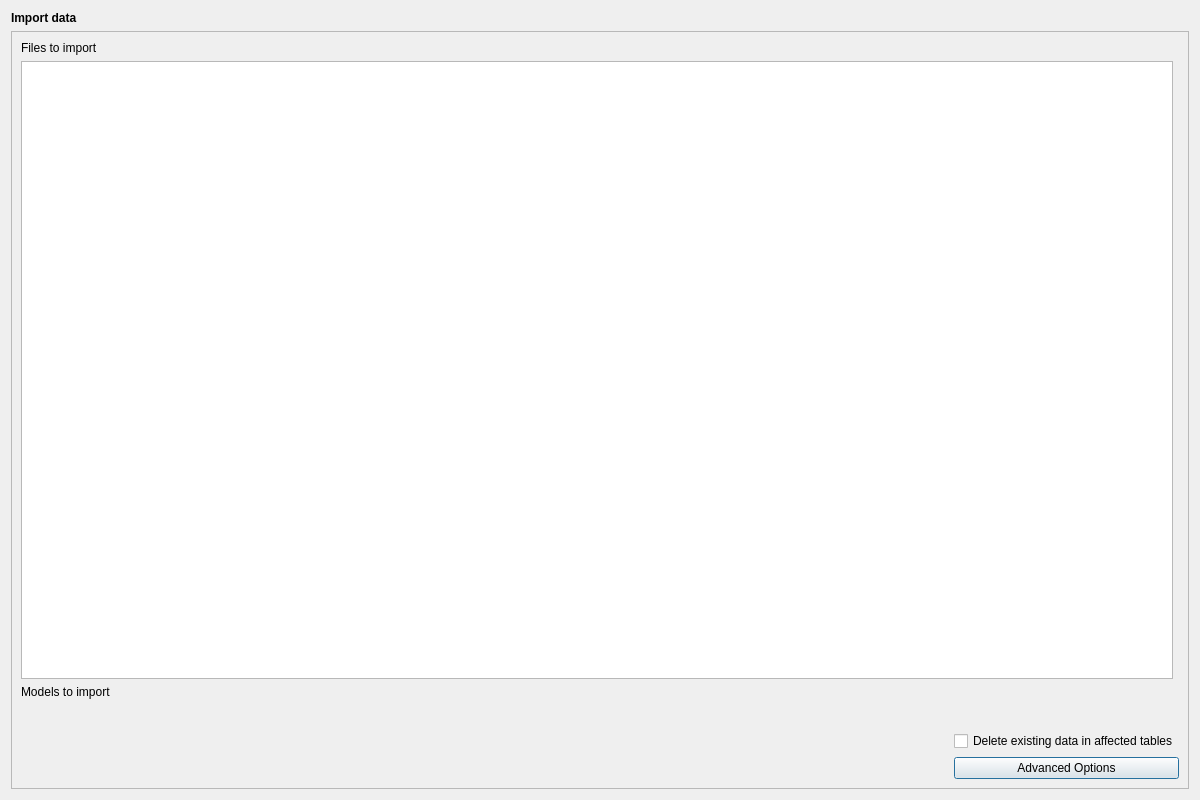
First picture: the form in QgisModelBaker/ui/import_data_configuration.ui, repository opengisch/QgisModelBaker, before the edit.
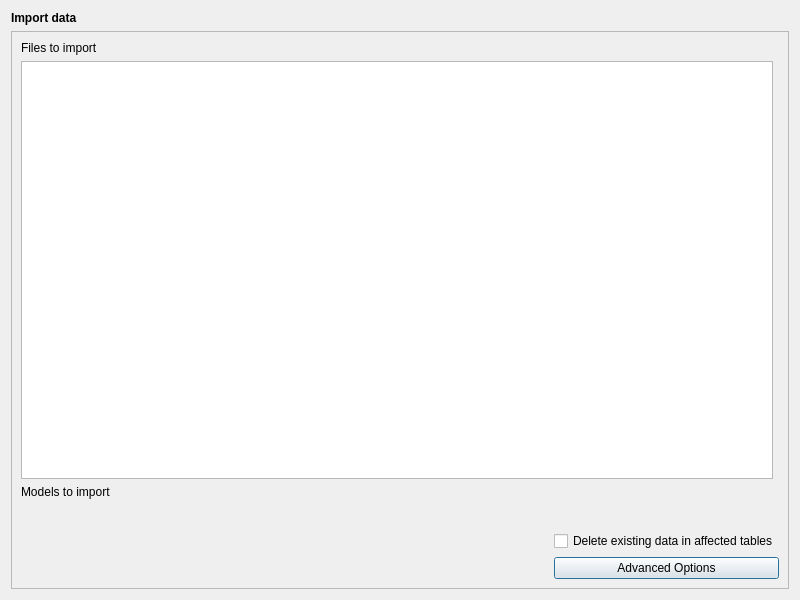
Second picture: the form after the edit. Custom widgets are drawn as their Qt base class.

```diff
--- a/QgisModelBaker/ui/import_data_configuration.ui
+++ b/QgisModelBaker/ui/import_data_configuration.ui
@@ -6,8 +6,8 @@
    <rect>
     <x>0</x>
     <y>0</y>
-    <width>1200</width>
-    <height>800</height>
+    <width>800</width>
+    <height>600</height>
    </rect>
   </property>
   <property name="windowTitle">
```
